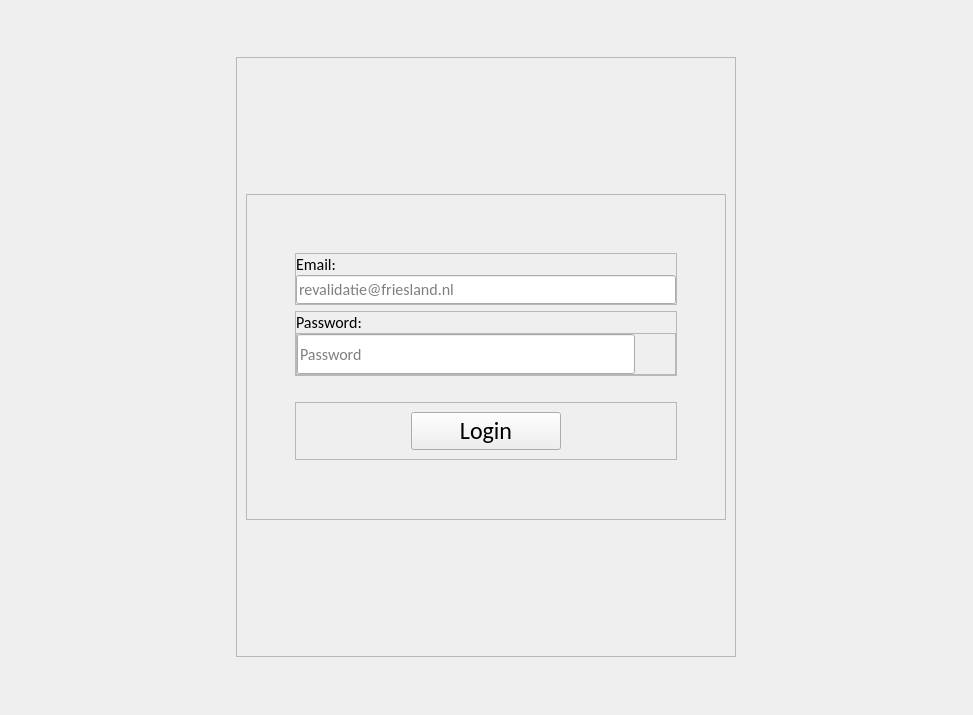
Before: the Qt Designer form layout/loginSection.ui in Baeshee/IPMEDTH-Frontend, drawn with Qt 5.
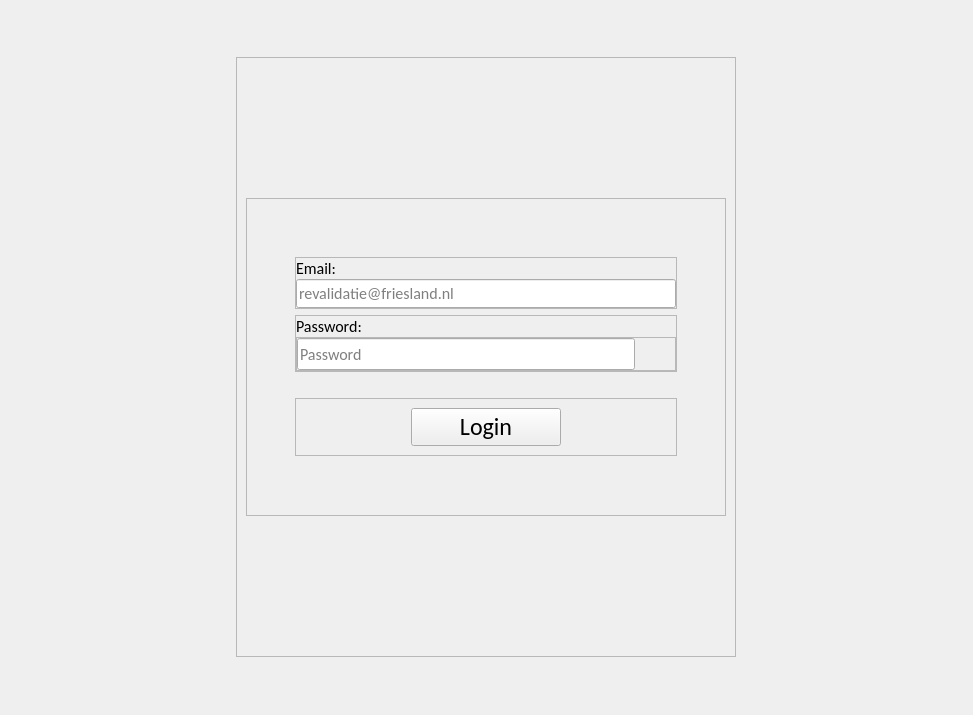
After: the same form once the commit is applied. Icons and pictures are not drawn.

Commit message: Small input field change

Diff of the .ui file:
```diff
--- a/layout/loginSection.ui
+++ b/layout/loginSection.ui
@@ -244,7 +244,7 @@
                     <property name="minimumSize">
                      <size>
                       <width>0</width>
-                      <height>30</height>
+                      <height>32</height>
                      </size>
                     </property>
                     <property name="maximumSize">
@@ -286,7 +286,7 @@
                        <property name="minimumSize">
                         <size>
                          <width>0</width>
-                         <height>40</height>
+                         <height>32</height>
                         </size>
                        </property>
                        <property name="maximumSize">
```
